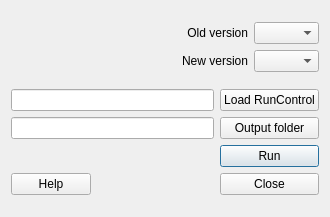
Before: the Qt Designer form suews_converter/suews_converter_dialog_base.ui in UMEP-dev/UMEP, drawn with Qt 5.
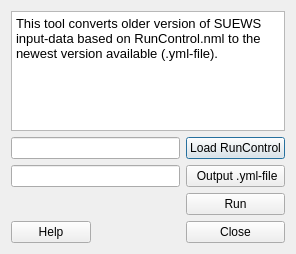
After: the same form once the commit is applied.

```diff
--- a/suews_converter/suews_converter_dialog_base.ui
+++ b/suews_converter/suews_converter_dialog_base.ui
@@ -6,228 +6,84 @@
    <rect>
     <x>0</x>
     <y>0</y>
-    <width>330</width>
-    <height>217</height>
+    <width>296</width>
+    <height>254</height>
    </rect>
   </property>
   <property name="windowTitle">
    <string>SUEWS Converter</string>
   </property>
-  <layout class="QGridLayout" name="gridLayout_2">
-   <item row="0" column="1">
-    <layout class="QVBoxLayout" name="verticalLayout">
-     <item>
-      <widget class="QComboBox" name="comboBoxOld">
-       <property name="currentIndex">
-        <number>0</number>
-       </property>
-       <item>
-        <property name="text">
-         <string/>
-        </property>
-       </item>
-       <item>
-        <property name="text">
-         <string>2016a</string>
-        </property>
-       </item>
-       <item>
-        <property name="text">
-         <string>2017a</string>
-        </property>
-       </item>
-       <item>
-        <property name="text">
-         <string>2018a</string>
-        </property>
-       </item>
-       <item>
-        <property name="text">
-         <string>2018b</string>
-        </property>
-       </item>
-       <item>
-        <property name="text">
-         <string>2018c</string>
-        </property>
-       </item>
-       <item>
-        <property name="text">
-         <string>2019a</string>
-        </property>
-       </item>
-       <item>
-        <property name="text">
-         <string>2020a</string>
-        </property>
-       </item>
-       <item>
-        <property name="text">
-         <string>2021a</string>
-        </property>
-       </item>
-      </widget>
-     </item>
-     <item>
-      <widget class="QComboBox" name="comboBoxNew">
-       <property name="currentIndex">
-        <number>0</number>
-       </property>
-       <item>
-        <property name="text">
-         <string/>
-        </property>
-       </item>
-       <item>
-        <property name="text">
-         <string>2017a</string>
-        </property>
-       </item>
-       <item>
-        <property name="text">
-         <string>2018a</string>
-        </property>
-       </item>
-       <item>
-        <property name="text">
-         <string>2018b</string>
-        </property>
-       </item>
-       <item>
-        <property name="text">
-         <string>2018c</string>
-        </property>
-       </item>
-       <item>
-        <property name="text">
-         <string>2019a</string>
-        </property>
-       </item>
-       <item>
-        <property name="text">
-         <string>2020a</string>
-        </property>
-       </item>
-       <item>
-        <property name="text">
-         <string>2021a</string>
-        </property>
-       </item>
-       <item>
-        <property name="text">
-         <string>2023a</string>
-        </property>
-       </item>
-      </widget>
-     </item>
-    </layout>
-   </item>
-   <item row="0" column="0">
-    <layout class="QGridLayout" name="gridLayout">
-     <item row="0" column="1">
-      <widget class="QLabel" name="label_25">
-       <property name="text">
-        <string>Old version</string>
-       </property>
-       <property name="alignment">
-        <set>Qt::AlignRight|Qt::AlignTrailing|Qt::AlignVCenter</set>
-       </property>
-       <property name="buddy">
-        <cstring></cstring>
-       </property>
-      </widget>
-     </item>
-     <item row="1" column="1">
-      <widget class="QLabel" name="label_26">
-       <property name="text">
-        <string>New version</string>
-       </property>
-       <property name="alignment">
-        <set>Qt::AlignRight|Qt::AlignTrailing|Qt::AlignVCenter</set>
-       </property>
-       <property name="buddy">
-        <cstring></cstring>
-       </property>
-      </widget>
-     </item>
-     <item row="1" column="0">
-      <spacer name="horizontalSpacer_2">
-       <property name="orientation">
-        <enum>Qt::Horizontal</enum>
-       </property>
-       <property name="sizeHint" stdset="0">
-        <size>
-         <width>40</width>
-         <height>20</height>
-        </size>
-       </property>
-      </spacer>
-     </item>
-    </layout>
+  <layout class="QGridLayout" name="gridLayout">
+   <item row="0" column="0" colspan="3">
+    <widget class="QTextEdit" name="textEdit">
+     <property name="html">
+      <string>&lt;!DOCTYPE HTML PUBLIC &quot;-//W3C//DTD HTML 4.0//EN&quot; &quot;http://www.w3.org/TR/REC-html40/strict.dtd&quot;&gt;
+&lt;html&gt;&lt;head&gt;&lt;meta name=&quot;qrichtext&quot; content=&quot;1&quot; /&gt;&lt;style type=&quot;text/css&quot;&gt;
+p, li { white-space: pre-wrap; }
+&lt;/style&gt;&lt;/head&gt;&lt;body style=&quot; font-family:'MS Shell Dlg 2'; font-size:7.8pt; font-weight:400; font-style:normal;&quot;&gt;
+&lt;p style=&quot; margin-top:0px; margin-bottom:0px; margin-left:0px; margin-right:0px; -qt-block-indent:0; text-indent:0px;&quot;&gt;&lt;span style=&quot; font-size:10pt;&quot;&gt;This tool converts older version of SUEWS input-data based on RunControl.nml to the newest version available (.yml-file).&lt;/span&gt;&lt;/p&gt;&lt;/body&gt;&lt;/html&gt;</string>
+     </property>
+    </widget>
    </item>
    <item row="1" column="0" colspan="2">
-    <layout class="QGridLayout" name="gridLayout_3">
-     <item row="3" column="1">
-      <spacer name="horizontalSpacer">
-       <property name="orientation">
-        <enum>Qt::Horizontal</enum>
-       </property>
-       <property name="sizeHint" stdset="0">
-        <size>
-         <width>40</width>
-         <height>20</height>
-        </size>
-       </property>
-      </spacer>
-     </item>
-     <item row="0" column="0" colspan="2">
-      <widget class="QLineEdit" name="textInput"/>
-     </item>
-     <item row="2" column="2">
-      <widget class="QPushButton" name="runButton">
-       <property name="enabled">
-        <bool>true</bool>
-       </property>
-       <property name="text">
-        <string>Run</string>
-       </property>
-      </widget>
-     </item>
-     <item row="0" column="2">
-      <widget class="QPushButton" name="pushButtonLoad">
-       <property name="text">
-        <string>Load RunControl</string>
-       </property>
-      </widget>
-     </item>
-     <item row="3" column="2">
-      <widget class="QPushButton" name="closeButton">
-       <property name="enabled">
-        <bool>true</bool>
-       </property>
-       <property name="text">
-        <string>Close</string>
-       </property>
-      </widget>
-     </item>
-     <item row="1" column="2">
-      <widget class="QPushButton" name="pushButtonSave">
-       <property name="text">
-        <string>Output folder</string>
-       </property>
-      </widget>
-     </item>
-     <item row="1" column="0" colspan="2">
-      <widget class="QLineEdit" name="textOutput"/>
-     </item>
-     <item row="3" column="0">
-      <widget class="QPushButton" name="helpButton">
-       <property name="text">
-        <string>Help</string>
-       </property>
-      </widget>
-     </item>
-    </layout>
+    <widget class="QLineEdit" name="textInput"/>
+   </item>
+   <item row="1" column="2">
+    <widget class="QPushButton" name="pushButtonLoad">
+     <property name="text">
+      <string>Load RunControl</string>
+     </property>
+    </widget>
+   </item>
+   <item row="2" column="0" colspan="2">
+    <widget class="QLineEdit" name="textOutput"/>
+   </item>
+   <item row="2" column="2">
+    <widget class="QPushButton" name="pushButtonSave">
+     <property name="text">
+      <string> Output .yml-file</string>
+     </property>
+    </widget>
+   </item>
+   <item row="3" column="2">
+    <widget class="QPushButton" name="runButton">
+     <property name="enabled">
+      <bool>true</bool>
+     </property>
+     <property name="text">
+      <string>Run</string>
+     </property>
+    </widget>
+   </item>
+   <item row="4" column="0">
+    <widget class="QPushButton" name="helpButton">
+     <property name="text">
+      <string>Help</string>
+     </property>
+    </widget>
+   </item>
+   <item row="4" column="1">
+    <spacer name="horizontalSpacer">
+     <property name="orientation">
+      <enum>Qt::Horizontal</enum>
+     </property>
+     <property name="sizeHint" stdset="0">
+      <size>
+       <width>61</width>
+       <height>20</height>
+      </size>
+     </property>
+    </spacer>
+   </item>
+   <item row="4" column="2">
+    <widget class="QPushButton" name="closeButton">
+     <property name="enabled">
+      <bool>true</bool>
+     </property>
+     <property name="text">
+      <string>Close</string>
+     </property>
+    </widget>
    </item>
   </layout>
  </widget>
```
